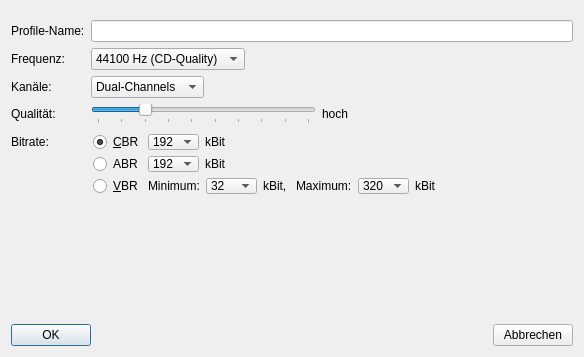
First picture: the form in src/forms/editaudioprofile/editaudioprofile.ui, repository pfedick/mp3encoder, before the edit.
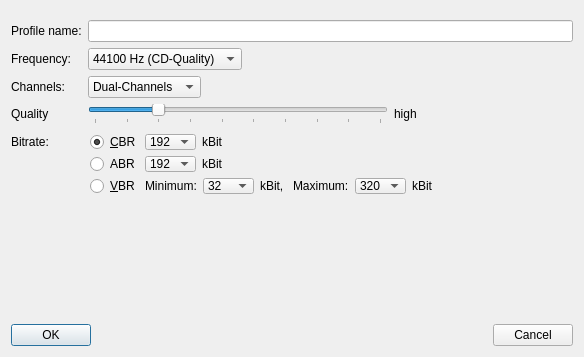
Second picture: the form after the edit. Icons and pictures are not drawn.

Patch:
```diff
--- a/src/forms/editaudioprofile/editaudioprofile.ui
+++ b/src/forms/editaudioprofile/editaudioprofile.ui
@@ -22,7 +22,7 @@
      <item row="0" column="0">
       <widget class="QLabel" name="label">
        <property name="text">
-        <string>Profile-Name:</string>
+        <string>Profile name:</string>
        </property>
       </widget>
      </item>
@@ -32,7 +32,7 @@
      <item row="1" column="0">
       <widget class="QLabel" name="label_3">
        <property name="text">
-        <string>Frequenz:</string>
+        <string>Frequency:</string>
        </property>
       </widget>
      </item>
@@ -81,7 +81,7 @@
      <item row="2" column="0">
       <widget class="QLabel" name="label_4">
        <property name="text">
-        <string>Kanäle:</string>
+        <string>Channels:</string>
        </property>
       </widget>
      </item>
@@ -141,7 +141,7 @@
      <item row="3" column="0">
       <widget class="QLabel" name="label_5">
        <property name="text">
-        <string>Qualität:</string>
+        <string>Quality</string>
        </property>
       </widget>
      </item>
@@ -152,6 +152,12 @@
        </property>
        <item>
         <widget class="QSlider" name="quality">
+         <property name="minimumSize">
+          <size>
+           <width>300</width>
+           <height>0</height>
+          </size>
+         </property>
          <property name="maximum">
           <number>9</number>
          </property>
@@ -183,8 +189,14 @@
            <verstretch>0</verstretch>
           </sizepolicy>
          </property>
+         <property name="minimumSize">
+          <size>
+           <width>0</width>
+           <height>0</height>
+          </size>
+         </property>
          <property name="text">
-          <string>hoch</string>
+          <string>high</string>
          </property>
         </widget>
        </item>
@@ -756,7 +768,7 @@
      <item>
       <widget class="QPushButton" name="ButtonCancel">
        <property name="text">
-        <string>Abbrechen</string>
+        <string>Cancel</string>
        </property>
        <property name="icon">
         <iconset resource="../../../resource.qrc">
```
